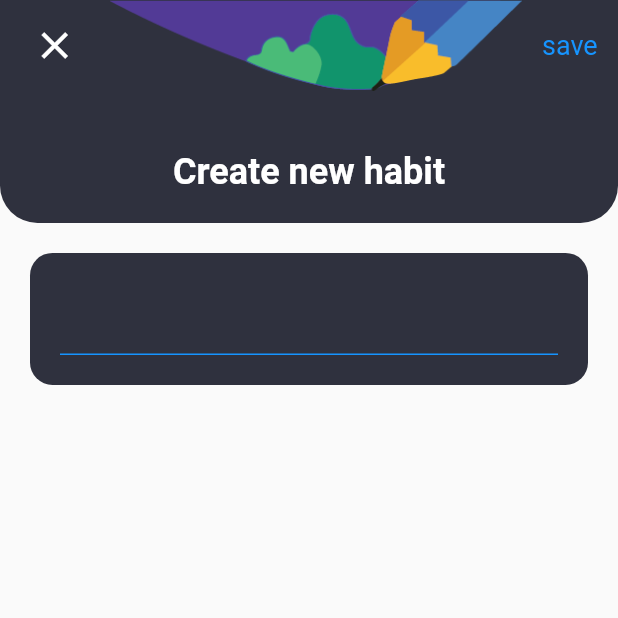
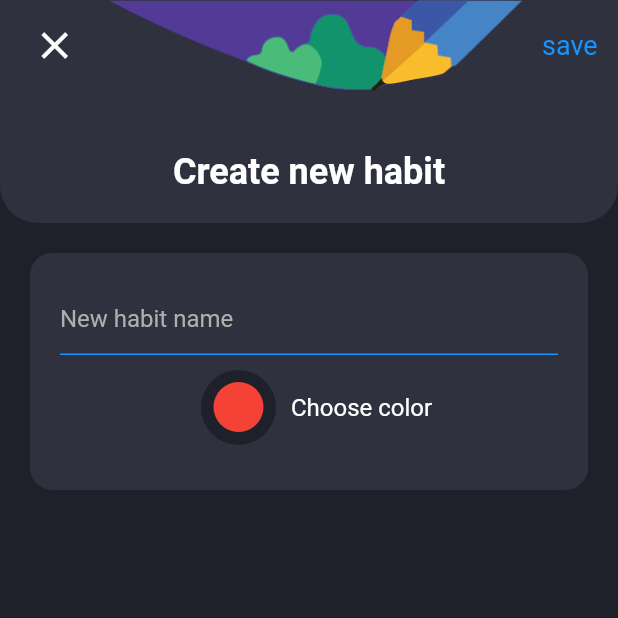
Before and after one commit to GulabSinghSikarwar/Habit_tracker_hack, a Flutter app: the screen it shows after launch, on a phone screen of 412 x 824 dp, the top half of it. Run offline on Flutter 3.47's test engine with Material 2 defaults, Android fonts, the phone set to English and light mode, and no system bars; our stand-ins replace flutter_colorpicker.

Commit message:
new habit field and color changing function

```diff
--- a/lib/screens/createhabit.dart
+++ b/lib/screens/createhabit.dart
@@ -1,5 +1,6 @@
 import 'package:flutter/cupertino.dart';
 import 'package:flutter/material.dart';
+import 'package:flutter_colorpicker/flutter_colorpicker.dart';
 import 'package:habit_tracker/screens/chooseHabit.dart';
 
 class createHabit extends StatefulWidget {
@@ -11,11 +12,14 @@ class createHabit extends StatefulWidget {
 
 class _createHabitState extends State<createHabit> {
   get habitNameController => null;
+  Color habitColor = Colors.red;
 
   @override
   Widget build(BuildContext context) {
     return Scaffold(
         body: SafeArea(
+      child: Container(
+        color: Color(0xFF1E212A),
         child: Column(children: [
           //from top icon to create new habit
           Container(
@@ -60,8 +64,8 @@ class _createHabitState extends State<createHabit> {
                         child: Container(
                           child: Text(
                             "save",
-                          style:
-                              TextStyle(color: Color(0xff1694FF), fontSize: 18),
+                            style: TextStyle(
+                                color: Color(0xff1694FF), fontSize: 18),
                           ),
                         ),
                       ),
@@ -94,19 +98,83 @@ class _createHabitState extends State<createHabit> {
                       child: TextFormField(
                         controller: habitNameController,
                         decoration: InputDecoration(
+                          alignLabelWithHint: true,
+                          hintStyle: TextStyle(
+                              color: Color.fromARGB(255, 175, 175, 175)),
+                          hintText: 'New habit name',
                           enabledBorder: UnderlineInputBorder(
-                          borderSide: BorderSide(
-                              color: Color(0xFF1694FF)), //<-- SEE HERE
+                            borderSide: BorderSide(color: Color(0xFF1694FF)),
                           ),
                         ),
                       ),
                     )
                   ],
                 ),
+              ),
+              Container(
+                  child: Row(
+                mainAxisAlignment: MainAxisAlignment.center,
+                children: [
+                  Container(
+                    padding: EdgeInsets.all(5),
+                    margin: EdgeInsets.all(10),
+                    decoration: BoxDecoration(
+                      color: Color(0xff1E212A),
+                      borderRadius: BorderRadius.circular(50),
+                    ),
+                    child: InkWell(
+                      child: Icon(
+                        Icons.circle,
+                        color: habitColor,
+                        size: 40.0,
+                      ),
+                      onTap: () => {
+                        showDialog(
+                            context: context,
+                            builder: (BuildContext context) {
+                              return Container(
+                                color: Color(0xff1E212A),
+                                alignment: Alignment.center,
+                                width: MediaQuery.of(context).size.width / 2,
+                                height:
+                                    MediaQuery.of(context).size.height / 1.3,
+                                child: BlockPicker(
+                                  pickerColor: habitColor, //default color
+                                  onColorChanged: (Color color) {
+                                    //on color picked
+                                    // print(color);
+                                    setState(
+                                      () {
+                                        habitColor = color;
+                                        Navigator.of(context).pop();
+                                      },
+                                    );
+                                  },
+                                ),
+                              );
+                            }),
+                      },
+                    ),
+                  ),
+                  Text(
+                    "Choose color",
+                    style: Theme.of(context).textTheme.subtitle1,
                   )
+                ],
+              )
+                  //   child: BlockPicker(
+                  // pickerColor: Colors.red, //default color
+                  // onColorChanged: (Color color) {
+                  //   //on color picked
+                  //   print(color);
+                  // },),
+                  ),
             ]),
           ),
+          //goal for habit
+          Container(),
         ]),
+      ),
     ));
   }
 }
--- a/pubspec.yaml
+++ b/pubspec.yaml
@@ -36,6 +36,7 @@ dependencies:
   # The following adds the Cupertino Icons font to your application.
   # Use with the CupertinoIcons class for iOS style icons.
   cupertino_icons: ^1.0.2
+  flutter_colorpicker: ^1.0.3
 
 dev_dependencies:
   flutter_test:
```
Also changed, not shown: pubspec.lock. Lines whose indentation alone changed are shown as unchanged.
